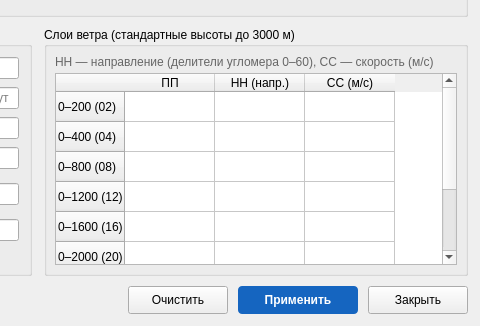
Above: Meteo11.ui from Pobryakushka/MMK before the change; both pictures show x 340 to 820 and y 294 to 620 of the 820 by 620 pixel window. Below: the same form after it.
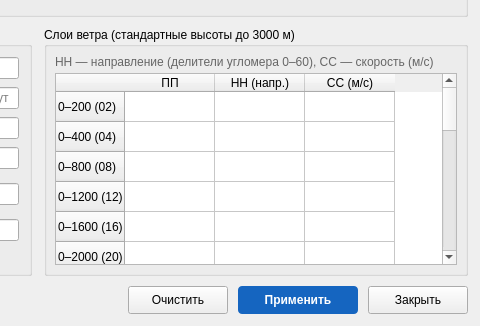
That is the form after the change.

Commit message: Meteo11: fix heights table, expand input dialog, fix approximate format

The edit to the form file:
```diff
--- a/Meteo11.ui
+++ b/Meteo11.ui
@@ -330,6 +330,61 @@
             <string>0–3000 (30)</string>
            </property>
           </row>
+          <row>
+           <property name="text">
+            <string>4000 (40)</string>
+           </property>
+          </row>
+          <row>
+           <property name="text">
+            <string>5000 (50)</string>
+           </property>
+          </row>
+          <row>
+           <property name="text">
+            <string>6000 (60)</string>
+           </property>
+          </row>
+          <row>
+           <property name="text">
+            <string>8000 (80)</string>
+           </property>
+          </row>
+          <row>
+           <property name="text">
+            <string>10000 (10)</string>
+           </property>
+          </row>
+          <row>
+           <property name="text">
+            <string>12000 (12)</string>
+           </property>
+          </row>
+          <row>
+           <property name="text">
+            <string>14000 (14)</string>
+           </property>
+          </row>
+          <row>
+           <property name="text">
+            <string>18000 (18)</string>
+           </property>
+          </row>
+          <row>
+           <property name="text">
+            <string>22000 (22)</string>
+           </property>
+          </row>
+          <row>
+           <property name="text">
+            <string>26000 (26)</string>
+           </property>
+          </row>
+          <row>
+           <property name="text">
+            <string>30000 (30)</string>
+           </property>
+          </row>
           <column>
            <property name="text">
             <string>ПП</string>
```
The commit also changes 5 other files.
